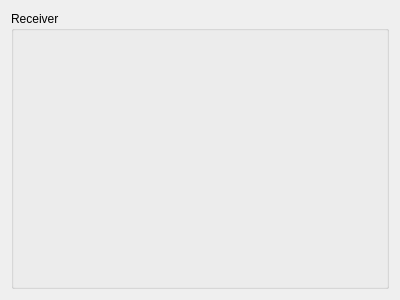
Above: ESPWiFiServer/Source/Client/Views/UI/ReceiverView.ui from MaxGarden/ESPWiFiServer before the change. Below: the same form after it.
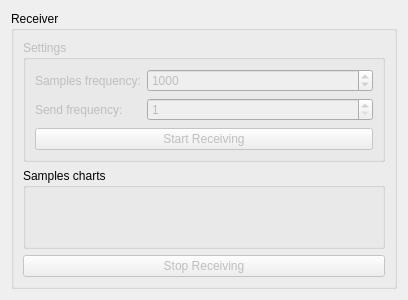
That is the form after the change.

Commit message: WIP on receiver view.

```diff
--- a/ESPWiFiServer/Source/Client/Views/UI/ReceiverView.ui
+++ b/ESPWiFiServer/Source/Client/Views/UI/ReceiverView.ui
@@ -19,6 +19,92 @@
      <property name="title">
       <string>Receiver</string>
      </property>
+     <layout class="QVBoxLayout" name="verticalLayout_2">
+      <item>
+       <widget class="QGroupBox" name="m_SettingsGroupBox">
+        <property name="enabled">
+         <bool>false</bool>
+        </property>
+        <property name="minimumSize">
+         <size>
+          <width>362</width>
+          <height>122</height>
+         </size>
+        </property>
+        <property name="title">
+         <string>Settings</string>
+        </property>
+        <layout class="QVBoxLayout" name="verticalLayout_4" stretch="0,0">
+         <item>
+          <layout class="QFormLayout" name="formLayout">
+           <item row="0" column="0">
+            <widget class="QLabel" name="label">
+             <property name="text">
+              <string>Samples frequency:</string>
+             </property>
+            </widget>
+           </item>
+           <item row="0" column="1">
+            <widget class="QSpinBox" name="m_SamplesFrequencySpinBox">
+             <property name="minimum">
+              <number>1</number>
+             </property>
+             <property name="maximum">
+              <number>10000</number>
+             </property>
+             <property name="value">
+              <number>1000</number>
+             </property>
+            </widget>
+           </item>
+           <item row="1" column="0">
+            <widget class="QLabel" name="label_2">
+             <property name="text">
+              <string>Send frequency:</string>
+             </property>
+            </widget>
+           </item>
+           <item row="1" column="1">
+            <widget class="QSpinBox" name="m_SendFrequencySpinBox">
+             <property name="minimum">
+              <number>1</number>
+             </property>
+             <property name="maximum">
+              <number>10000</number>
+             </property>
+            </widget>
+           </item>
+          </layout>
+         </item>
+         <item>
+          <widget class="QPushButton" name="m_StartReceivingPushButton">
+           <property name="text">
+            <string>Start Receiving</string>
+           </property>
+          </widget>
+         </item>
+        </layout>
+       </widget>
+      </item>
+      <item>
+       <widget class="QGroupBox" name="m_SamplesChartGroupBox">
+        <property name="title">
+         <string>Samples charts</string>
+        </property>
+        <layout class="QHBoxLayout" name="horizontalLayout"/>
+       </widget>
+      </item>
+      <item>
+       <widget class="QPushButton" name="m_StopReceivingPushButton">
+        <property name="enabled">
+         <bool>false</bool>
+        </property>
+        <property name="text">
+         <string>Stop Receiving</string>
+        </property>
+       </widget>
+      </item>
+     </layout>
     </widget>
    </item>
   </layout>
```
Left out of the diff: 39 changed lines with no effect on the pictures. The commit also changes 11 other files.
